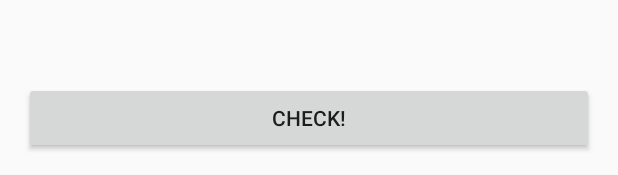
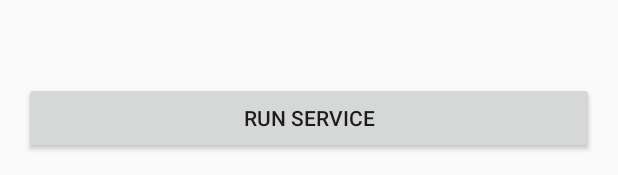
Before and after one commit to LukaszLapaj/AirCheck, an Android app: the layout activity_main.xml on its own in the app's theme, with its tools: preview values and no code run, on a phone screen of 412 x 824 dp. Shown: the part 1058-1233 px from the top of the screen. Run offline under Robolectric (Android 15) with nearby library versions, the phone set to English and light mode, and no system bars.

Commit message:
Button update

```diff
--- a/app/src/main/res/layout/activity_main.xml
+++ b/app/src/main/res/layout/activity_main.xml
@@ -18,7 +18,7 @@
     android:layout_height="match_parent" />
 
 <Button
-    android:text="Check!"
+    android:text="Run Service"
     android:layout_width="wrap_content"
     android:layout_height="wrap_content"
     android:id="@+id/button"
```
